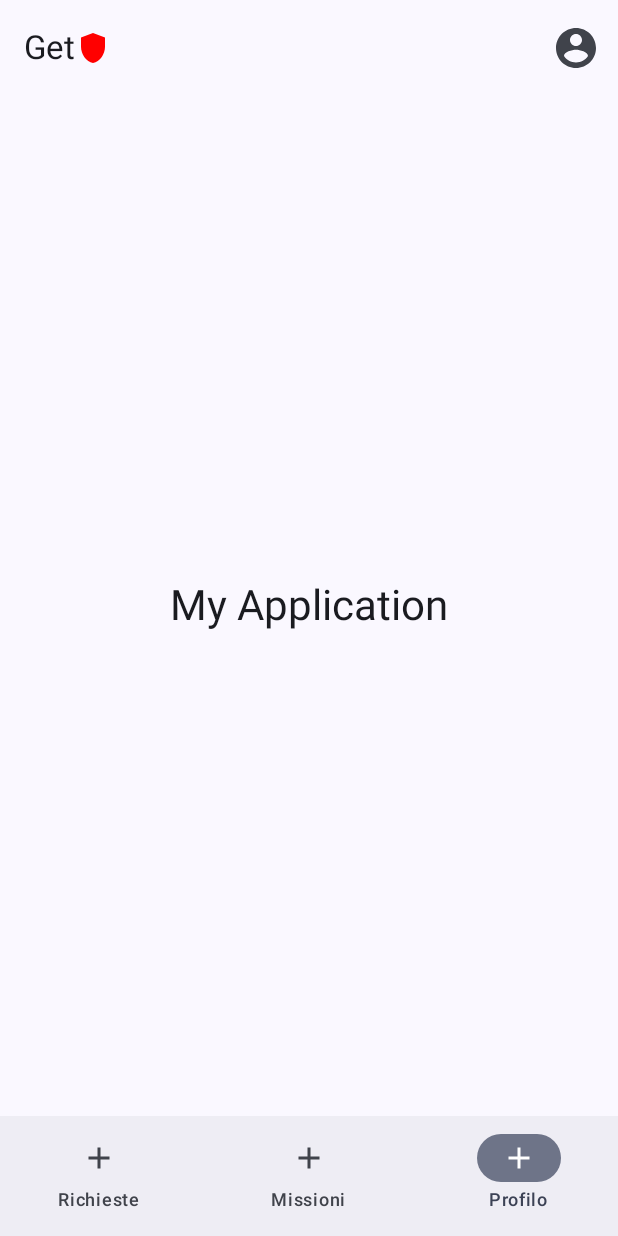
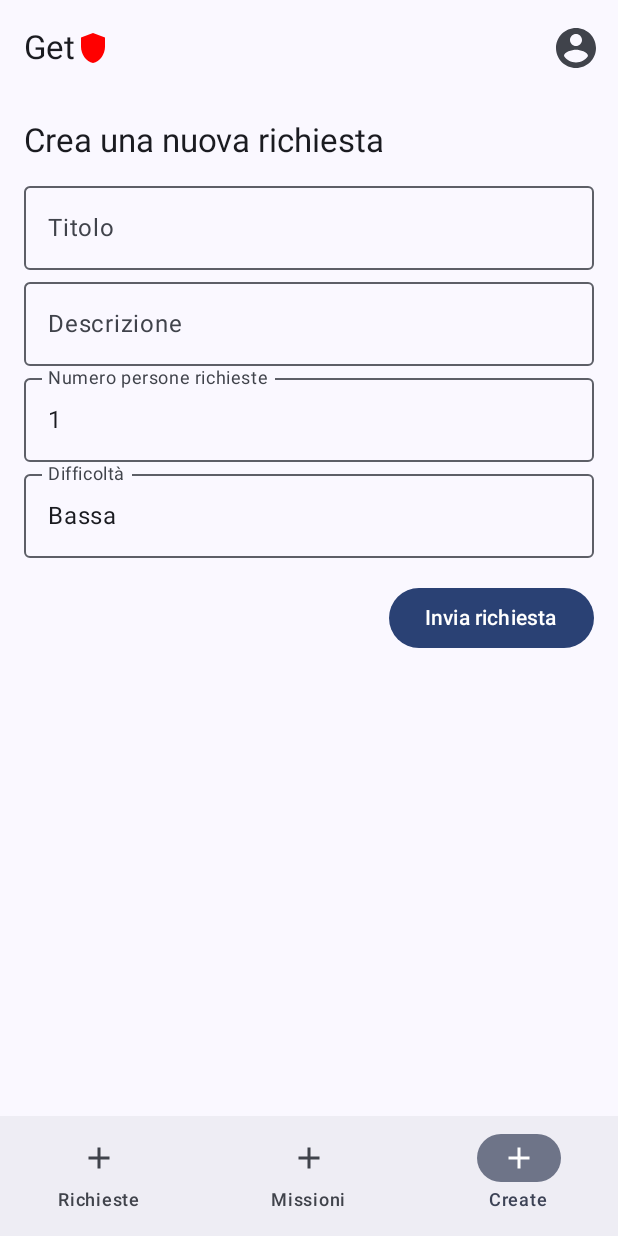
Before and after one commit to MattiaRocchi/GetRescued, an Android app built with Jetpack Compose: the screen it shows after launch (MainActivity), item 3 of the bottom bar chosen, on a phone screen of 412 x 824 dp. Run offline under Robolectric (Android 15) with nearby library versions, the phone set to English and light mode, and no system bars; our stand-ins replace Room's generated code.

Commit message:
Add new request, and test the Room db

```diff
--- a/app/src/main/java/com/example/myapplication/MainActivity.kt
+++ b/app/src/main/java/com/example/myapplication/MainActivity.kt
@@ -17,9 +17,14 @@ import com.example.myapplication.navigation.NavItem
 import com.example.myapplication.ui.requests.RequestsScreen
 import com.example.myapplication.ui.theme.MyApplicationTheme
 import androidx.compose.material3.ExperimentalMaterial3Api
+import androidx.compose.ui.platform.LocalContext
 import androidx.compose.ui.res.painterResource
+import androidx.room.Room
+import com.example.myapplication.data.database.AppDatabase
 import com.example.myapplication.navigation.GetRescuedTopBar
-import com.example.myapplication.ui.profile.ProfileScreen
+import com.example.myapplication.ui.add.AddRequestScreen
+import com.example.myapplication.ui.add.AddRequestViewModel
+import com.example.myapplication.ui.requests.RequestsViewModel
 
 class MainActivity : ComponentActivity() {
     override fun onCreate(savedInstanceState: Bundle?) {
@@ -54,13 +59,19 @@ fun AppNavigation() {
             modifier = Modifier.padding(padding)
         ) {
             composable(NavItem.Requests.route) {
-                RequestsScreen(navController)
+                val context = LocalContext.current
+                val db = Room.databaseBuilder(context, AppDatabase::class.java, "rescued-database").build()
+                val viewModel = RequestsViewModel(db.requestDao())
+                RequestsScreen(navController, viewModel)
             }
             composable(NavItem.Missions.route) {
                 // MissionsScreen(navController)
             }
-            composable(NavItem.Profile.route) {
-                ProfileScreen(navController) // Implementata ora
+            composable(NavItem.Create.route) {
+                val context = LocalContext.current
+                val db = Room.databaseBuilder(context, AppDatabase::class.java, "rescued-database").build()
+                val viewModel = AddRequestViewModel(db.requestDao())
+                AddRequestScreen(navController, viewModel, userId = 1) // userId da gestire correttamente
             }
             composable("request_details/{requestId}") { backStackEntry ->
                 /* RequestDetailsScreen(
--- a/app/src/main/java/com/example/myapplication/data/database/Entities.kt
+++ b/app/src/main/java/com/example/myapplication/data/database/Entities.kt
@@ -9,6 +9,7 @@ import androidx.room.PrimaryKey
 @Entity
 data class Request(
     @PrimaryKey(autoGenerate = true) val id: Int = 0,
+    @ColumnInfo(name= "title") val title: String,
     @ColumnInfo(name= "sender") val sender: Int, //id dell'utente richiedente
     @ColumnInfo(name= "rescuers") val rescuers: List<Int>, //list di id dei soccorritori
     @ColumnInfo(name= "difficulty") var difficulty: String,
--- a/app/src/main/java/com/example/myapplication/navigation/NavItems.kt
+++ b/app/src/main/java/com/example/myapplication/navigation/NavItems.kt
@@ -21,13 +21,13 @@ sealed class NavItem(
         iconResId = R.drawable.ic_requests
     )
 
-    object Profile : NavItem(
-        route = "profile",
-        title = "Profilo",
+    object Create : NavItem(
+        route = "create",
+        title = "Create",
         iconResId = R.drawable.ic_requests
     )
 
     companion object {
-        val items = listOf(Requests, Missions, Profile)
+        val items = listOf(Requests, Missions, Create)
     }
 }
--- /dev/null
+++ b/app/src/main/java/com/example/myapplication/ui/add/AddRequestScreen.kt
@@ -0,0 +1,88 @@
+package com.example.myapplication.ui.add
+
+import androidx.compose.foundation.clickable
+import androidx.compose.foundation.layout.*
+import androidx.compose.material3.*
+import androidx.compose.runtime.*
+import androidx.compose.ui.Alignment
+import androidx.compose.ui.Modifier
+import androidx.compose.ui.unit.dp
+import androidx.navigation.NavController
+
+@Composable
+fun AddRequestScreen(
+    navController: NavController,
+    viewModel: AddRequestViewModel,
+    userId: Int // Lo passi dal chiamante, es. dal MainActivity
+) {
+    val title by viewModel.title.collectAsState()
+    val description by viewModel.description.collectAsState()
+    val peopleRequired by viewModel.peopleRequired.collectAsState()
+    val difficulty by viewModel.difficulty.collectAsState()
+
+    Column(modifier = Modifier
+        .fillMaxSize()
+        .padding(16.dp)) {
+
+        Text("Crea una nuova richiesta", style = MaterialTheme.typography.titleLarge)
+
+        Spacer(modifier = Modifier.height(8.dp))
+
+        OutlinedTextField(
+            value = title,
+            onValueChange = viewModel::onTitleChange,
+            label = { Text("Titolo") },
+            modifier = Modifier.fillMaxWidth()
+        )
+
+        OutlinedTextField(
+            value = description,
+            onValueChange = viewModel::onDescriptionChange,
+            label = { Text("Descrizione") },
+            modifier = Modifier.fillMaxWidth()
+        )
+
+        OutlinedTextField(
+            value = peopleRequired.toString(),
+            onValueChange = { it.toIntOrNull()?.let(viewModel::onPeopleRequiredChange) },
+            label = { Text("Numero persone richieste") },
+            modifier = Modifier.fillMaxWidth()
+        )
+
+        // Dropdown per difficoltà
+        var expanded by remember { mutableStateOf(false) }
+        Box {
+            OutlinedTextField(
+                value = difficulty,
+                onValueChange = {},
+                readOnly = true,
+                label = { Text("Difficoltà") },
+                modifier = Modifier.fillMaxWidth().clickable { expanded = true }
+            )
+            DropdownMenu(expanded = expanded, onDismissRequest = { expanded = false }) {
+                listOf("Bassa", "Media", "Alta").forEach {
+                    DropdownMenuItem(
+                        text = { Text(it) },
+                        onClick = {
+                            viewModel.onDifficultyChange(it)
+                            expanded = false
+                        }
+                    )
+                }
+            }
+        }
+
+        Spacer(modifier = Modifier.height(16.dp))
+
+        Button(
+            onClick = {
+                viewModel.submitRequest(userId) {
+                    navController.popBackStack() // Torna indietro dopo l’inserimento
+                }
+            },
+            modifier = Modifier.align(Alignment.End)
+        ) {
+            Text("Invia richiesta")
+        }
+    }
+}
--- /dev/null
+++ b/app/src/main/java/com/example/myapplication/ui/add/AddRequestViewModel.kt
@@ -0,0 +1,59 @@
+package com.example.myapplication.ui.add
+
+import androidx.lifecycle.ViewModel
+import androidx.lifecycle.viewModelScope
+import com.example.myapplication.data.database.Request
+import com.example.myapplication.data.database.RequestDao
+import kotlinx.coroutines.flow.MutableStateFlow
+import kotlinx.coroutines.flow.StateFlow
+import kotlinx.coroutines.launch
+
+class AddRequestViewModel(private val requestDao: RequestDao) : ViewModel() {
+
+    // Stato per i campi del form
+    private val _title = MutableStateFlow("")
+    val title: StateFlow<String> = _title
+
+    private val _description = MutableStateFlow("")
+    val description: StateFlow<String> = _description
+
+    private val _peopleRequired = MutableStateFlow(1)
+    val peopleRequired: StateFlow<Int> = _peopleRequired
+
+    private val _difficulty = MutableStateFlow("Bassa")
+    val difficulty: StateFlow<String> = _difficulty
+
+    fun onTitleChange(newValue: String) {
+        _title.value = newValue
+    }
+
+    fun onDescriptionChange(newValue: String) {
+        _description.value = newValue
+    }
+
+    fun onPeopleRequiredChange(newValue: Int) {
+        _peopleRequired.value = newValue
+    }
+
+    fun onDifficultyChange(newValue: String) {
+        _difficulty.value = newValue
+    }
+
+    fun submitRequest(userId: Int, onSuccess: () -> Unit) {
+        val request = Request(
+            title = title.value,
+            sender = userId,
+            rescuers = listOf(),
+            difficulty = difficulty.value,
+            peopleRequired = peopleRequired.value,
+            fotos = listOf(), // aggiungerai in futuro
+            description = description.value,
+            place = null
+        )
+
+        viewModelScope.launch {
+            requestDao.insert(request)
+            onSuccess()
+        }
+    }
+}
--- /dev/null
+++ b/app/src/main/java/com/example/myapplication/ui/requests/RequestsScreen.kt
@@ -0,0 +1,50 @@
+package com.example.myapplication.ui.requests
+
+import androidx.compose.foundation.layout.*
+import androidx.compose.foundation.lazy.LazyColumn
+import androidx.compose.foundation.lazy.items
+import androidx.compose.material3.*
+import androidx.compose.runtime.*
+import androidx.compose.ui.Modifier
+import androidx.compose.ui.unit.dp
+import androidx.navigation.NavController
+import com.example.myapplication.data.database.Request
+
+@Composable
+fun RequestsScreen(
+    navController: NavController,
+    viewModel: RequestsViewModel
+) {
+    val requests by viewModel.requests.collectAsState()
+
+    Column(modifier = Modifier
+        .fillMaxSize()
+        .padding(16.dp)) {
+        Text("Richieste disponibili", style = MaterialTheme.typography.titleLarge)
+
+        Spacer(modifier = Modifier.height(8.dp))
+
+        if (requests.isEmpty()) {
+            Text("Nessuna richiesta trovata.")
+        } else {
+            LazyColumn {
+                items(requests) { request ->
+                    RequestItem(request = request)
+                    Divider()
+                }
+            }
+        }
+    }
+}
+
+@Composable
+fun RequestItem(request: Request) {
+    Column(modifier = Modifier
+        .fillMaxWidth()
+        .padding(8.dp)) {
+        Text("Titolo: ${request.title}", style = MaterialTheme.typography.titleMedium)
+        Text("Difficoltà: ${request.difficulty}")
+        Text("Descrizione: ${request.description}")
+        Text("Persone richieste: ${request.peopleRequired}")
+    }
+}
--- /dev/null
+++ b/app/src/main/java/com/example/myapplication/ui/requests/RequestsViewModel.kt
@@ -0,0 +1,21 @@
+package com.example.myapplication.ui.requests
+
+import androidx.lifecycle.ViewModel
+import androidx.lifecycle.viewModelScope
+import com.example.myapplication.data.database.Request
+import com.example.myapplication.data.database.RequestDao
+import kotlinx.coroutines.flow.*
+import kotlinx.coroutines.launch
+
+class RequestsViewModel(private val requestDao: RequestDao) : ViewModel() {
+
+    private val _requests = MutableStateFlow<List<Request>>(emptyList())
+    val requests: StateFlow<List<Request>> = _requests
+
+    init {
+        viewModelScope.launch {
+            requestDao.getOpenRequests()
+                .collect { _requests.value = it }
+        }
+    }
+}
```
